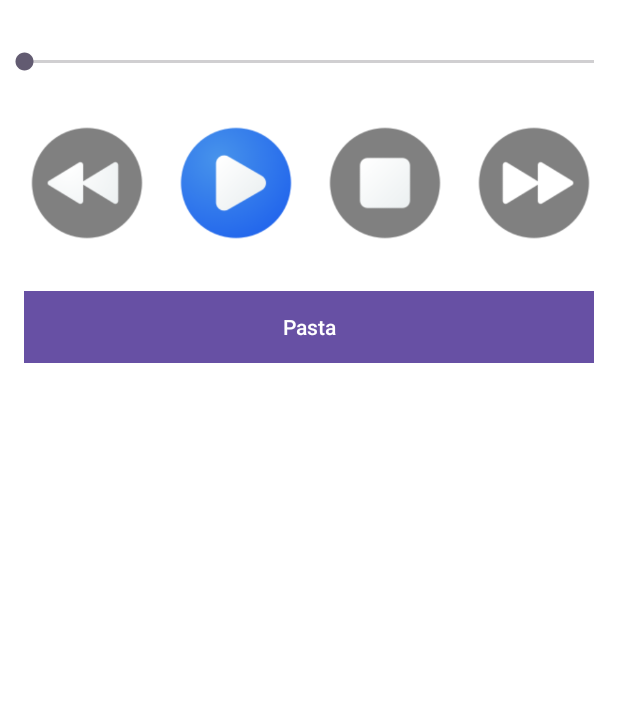
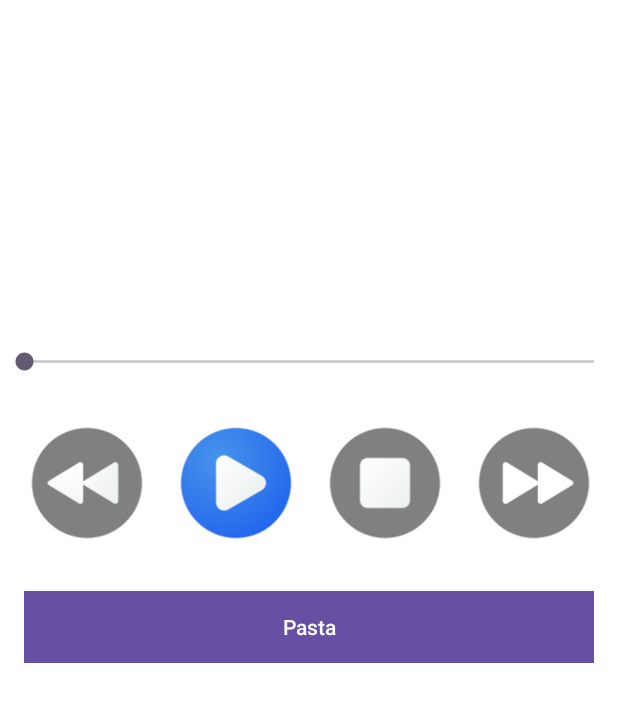
Before and after one commit to katsu0511/pasta_android, an Android app: the screen it shows after launch (MainActivity), on a phone screen of 412 x 824 dp. Shown: the top 702 px of the screen. Run offline under Robolectric (Android 15) with nearby library versions, the phone set to English and light mode, and no system bars.

Commit message:
要素を中央に寄せる

```diff
--- a/app/src/main/res/layout/activity_main.xml
+++ b/app/src/main/res/layout/activity_main.xml
@@ -9,6 +9,7 @@
     <LinearLayout
         android:layout_width="match_parent"
         android:layout_height="wrap_content"
+        android:layout_marginTop="200dp"
         android:orientation="vertical"
         android:layout_gravity="center_vertical">
 
```
